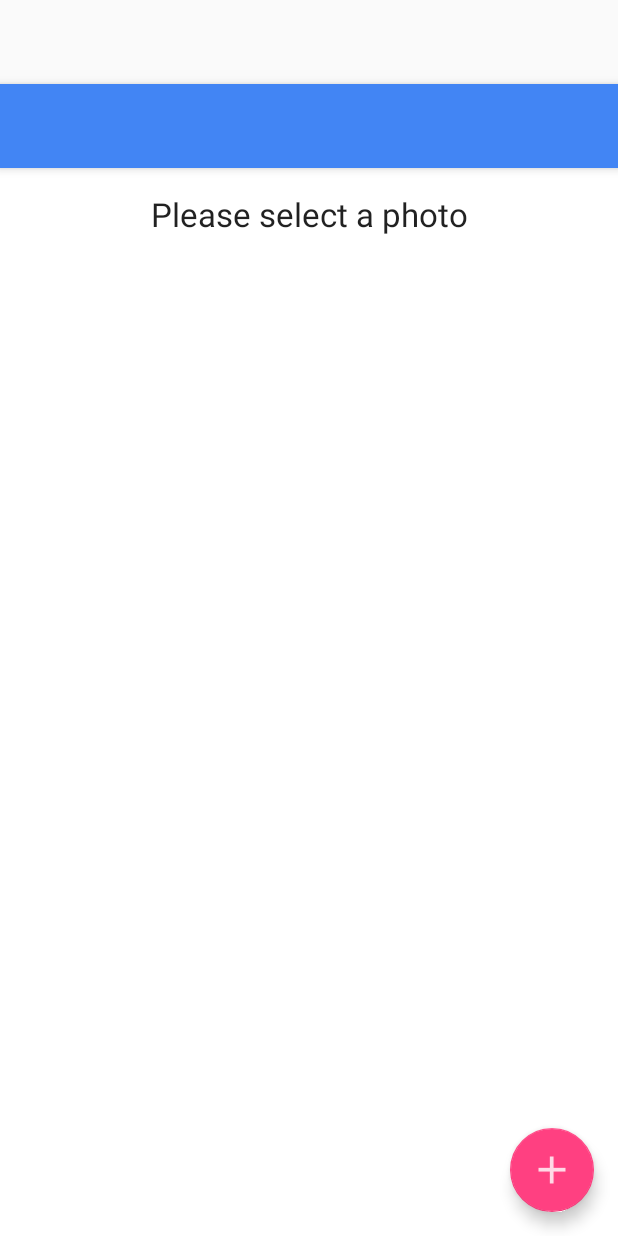
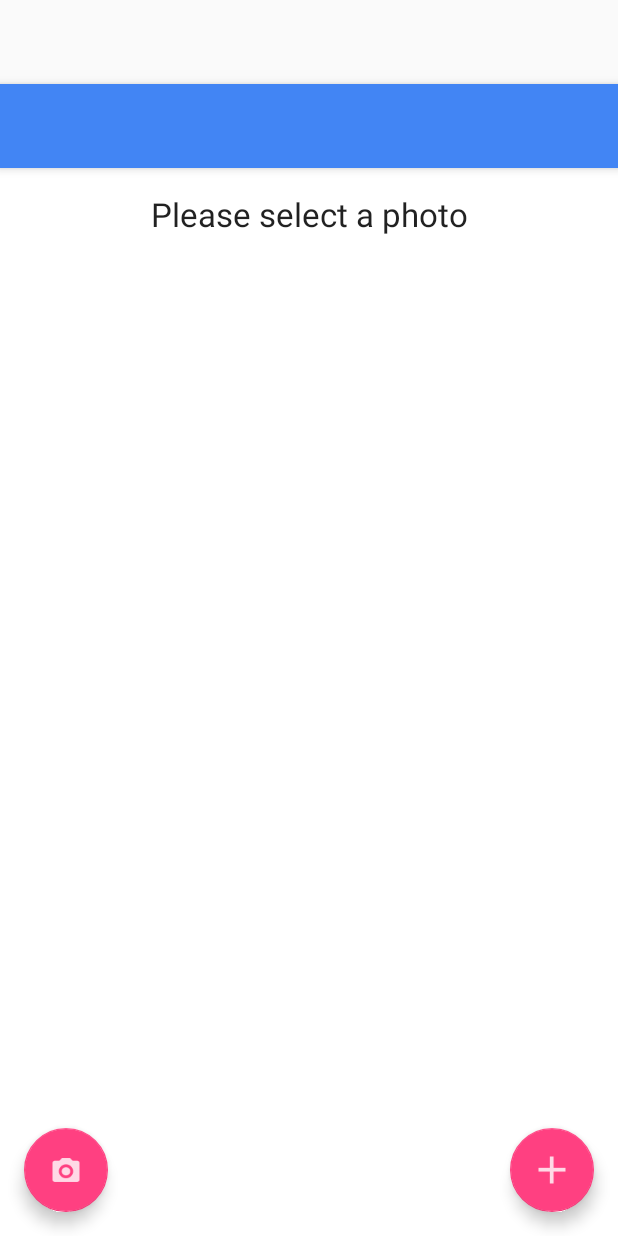
Before and after one commit to jiangshen/GetMeThis, an Android app: the layout activity_feed_me_this_main.xml on its own in the app's theme, with its tools: preview values and no code run, on a phone screen of 412 x 824 dp. Run offline under Robolectric (Android 15) with nearby library versions, the phone set to English and light mode, and no system bars.

Commit message:
added camera floating action button with custom colors

```diff
--- a/app/src/main/res/layout/activity_feed_me_this_main.xml
+++ b/app/src/main/res/layout/activity_feed_me_this_main.xml
@@ -17,9 +17,14 @@
 
     <include layout="@layout/content_feed_me_this_main" />
 
-    <android.support.design.widget.FloatingActionButton android:id="@+id/fab"
+    <android.support.design.widget.FloatingActionButton android:id="@+id/fab_img"
         android:layout_width="wrap_content" android:layout_height="wrap_content"
         android:layout_gravity="bottom|end" android:layout_margin="@dimen/fab_margin"
         android:src="@drawable/ic_add" />
 
+    <android.support.design.widget.FloatingActionButton android:id="@+id/fab_camera"
+        android:layout_width="wrap_content" android:layout_height="wrap_content"
+        android:layout_gravity="bottom|start" android:layout_margin="@dimen/fab_margin"
+        android:src="@drawable/ic_camera" />
+
 </android.support.design.widget.CoordinatorLayout>
```
Also changed, not shown: app/src/main/java/com/example/jiangshen/feedmethis/FeedMeThisMain.java (+18 -2 lines), app/src/main/res/drawable-hdpi/ic_camera.png (added), app/src/main/res/drawable-mdpi/ic_camera.png (added), app/src/main/res/drawable-xhdpi/ic_camera.png (added), app/src/main/res/drawable-xxhdpi/ic_camera.png (added).
